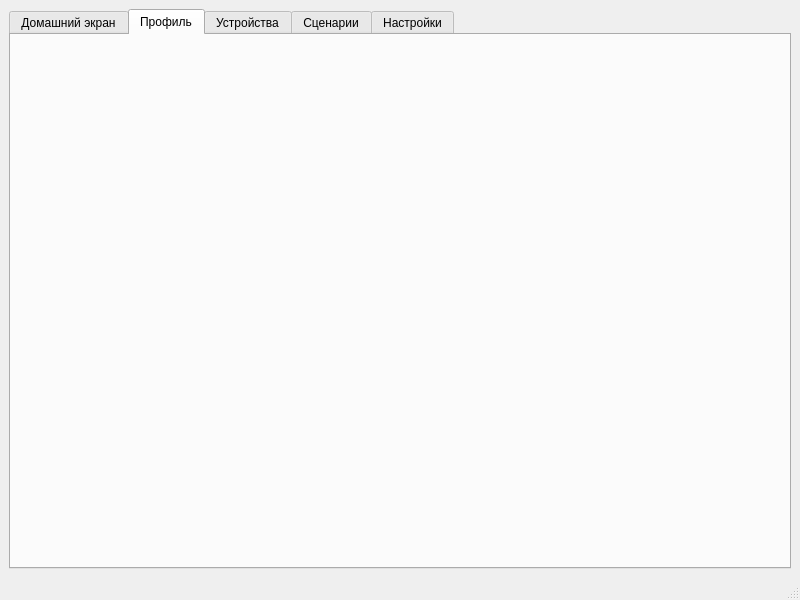
The window that mainwindow.ui (MrFireDeN/SmartHome) describes before a commit, drawn with Qt 5.
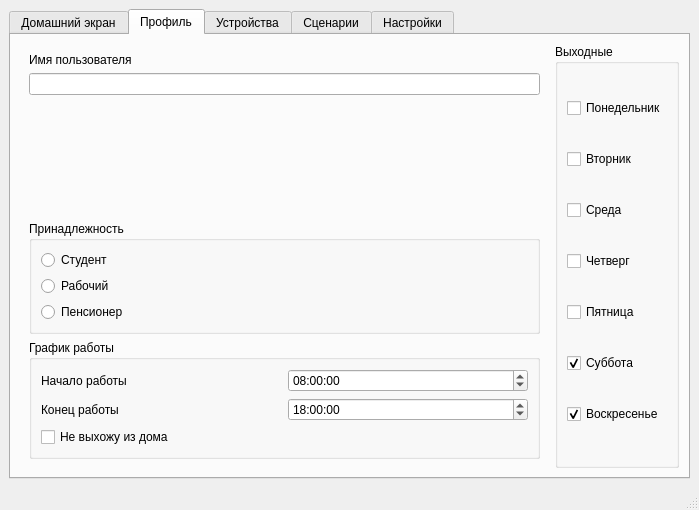
The same window after the commit. The open tabs and pages were chosen to show the change.

Commit message: feat: реализована форма профиля

Diff of the .ui file:
```diff
--- a/mainwindow.ui
+++ b/mainwindow.ui
@@ -6,15 +6,15 @@
    <rect>
     <x>0</x>
     <y>0</y>
-    <width>800</width>
-    <height>600</height>
+    <width>699</width>
+    <height>510</height>
    </rect>
   </property>
   <property name="windowTitle">
    <string>Умный дом</string>
   </property>
   <widget class="QWidget" name="centralwidget">
-   <layout class="QGridLayout" name="gridLayout">
+   <layout class="QGridLayout" name="gridLayout_3">
     <item row="0" column="0">
      <widget class="QTabWidget" name="tabWidget">
       <property name="currentIndex">
@@ -29,6 +29,186 @@
        <attribute name="title">
         <string>Профиль</string>
        </attribute>
+       <layout class="QGridLayout" name="gridLayout">
+        <item row="0" column="0">
+         <widget class="QWidget" name="widget" native="true">
+          <layout class="QVBoxLayout" name="verticalLayout_3">
+           <item>
+            <widget class="QLabel" name="labelName">
+             <property name="text">
+              <string>Имя пользователя</string>
+             </property>
+            </widget>
+           </item>
+           <item>
+            <widget class="QLineEdit" name="name"/>
+           </item>
+           <item>
+            <spacer name="verticalSpacer">
+             <property name="orientation">
+              <enum>Qt::Vertical</enum>
+             </property>
+             <property name="sizeHint" stdset="0">
+              <size>
+               <width>20</width>
+               <height>40</height>
+              </size>
+             </property>
+            </spacer>
+           </item>
+           <item>
+            <widget class="QGroupBox" name="groupBoxBelong">
+             <property name="title">
+              <string>Принадлежность</string>
+             </property>
+             <layout class="QVBoxLayout" name="verticalLayout">
+              <item>
+               <widget class="QRadioButton" name="radioButtonStudent">
+                <property name="text">
+                 <string>Студент</string>
+                </property>
+               </widget>
+              </item>
+              <item>
+               <widget class="QRadioButton" name="radioButtonWorker">
+                <property name="text">
+                 <string>Рабочий</string>
+                </property>
+               </widget>
+              </item>
+              <item>
+               <widget class="QRadioButton" name="radioButtonPensioner">
+                <property name="text">
+                 <string>Пенсионер</string>
+                </property>
+               </widget>
+              </item>
+             </layout>
+            </widget>
+           </item>
+           <item>
+            <widget class="QGroupBox" name="groupBoxWorkTime">
+             <property name="title">
+              <string>График работы</string>
+             </property>
+             <layout class="QGridLayout" name="gridLayout_2">
+              <item row="1" column="0">
+               <widget class="QLabel" name="labelStopWorking">
+                <property name="text">
+                 <string>Конец работы</string>
+                </property>
+               </widget>
+              </item>
+              <item row="0" column="0">
+               <widget class="QLabel" name="labelStartWorking">
+                <property name="text">
+                 <string>Начало работы</string>
+                </property>
+               </widget>
+              </item>
+              <item row="2" column="0" colspan="2">
+               <widget class="QCheckBox" name="checkBoxAlwaysHome">
+                <property name="text">
+                 <string>Не выхожу из дома</string>
+                </property>
+               </widget>
+              </item>
+              <item row="0" column="1">
+               <widget class="QTimeEdit" name="timeEditStartWorking">
+                <property name="time">
+                 <time>
+                  <hour>8</hour>
+                  <minute>0</minute>
+                  <second>0</second>
+                 </time>
+                </property>
+               </widget>
+              </item>
+              <item row="1" column="1">
+               <widget class="QTimeEdit" name="timeEditStopWorking">
+                <property name="time">
+                 <time>
+                  <hour>18</hour>
+                  <minute>0</minute>
+                  <second>0</second>
+                 </time>
+                </property>
+               </widget>
+              </item>
+             </layout>
+            </widget>
+           </item>
+          </layout>
+         </widget>
+        </item>
+        <item row="0" column="1">
+         <widget class="QGroupBox" name="groupBoxWeekends">
+          <property name="title">
+           <string>Выходные</string>
+          </property>
+          <layout class="QVBoxLayout" name="verticalLayout_2">
+           <item>
+            <widget class="QCheckBox" name="checkBoxMon">
+             <property name="text">
+              <string>Понедельник</string>
+             </property>
+            </widget>
+           </item>
+           <item>
+            <widget class="QCheckBox" name="checkBoxTues">
+             <property name="text">
+              <string>Вторник</string>
+             </property>
+            </widget>
+           </item>
+           <item>
+            <widget class="QCheckBox" name="checkBoxWed">
+             <property name="text">
+              <string>Среда</string>
+             </property>
+            </widget>
+           </item>
+           <item>
+            <widget class="QCheckBox" name="checkBoxThurs">
+             <property name="text">
+              <string>Четверг</string>
+             </property>
+            </widget>
+           </item>
+           <item>
+            <widget class="QCheckBox" name="checkBoxFri">
+             <property name="text">
+              <string>Пятница</string>
+             </property>
+            </widget>
+           </item>
+           <item>
+            <widget class="QCheckBox" name="checkBoxSat">
+             <property name="enabled">
+              <bool>true</bool>
+             </property>
+             <property name="text">
+              <string>Суббота</string>
+             </property>
+             <property name="checked">
+              <bool>true</bool>
+             </property>
+            </widget>
+           </item>
+           <item>
+            <widget class="QCheckBox" name="checkBoxSun">
+             <property name="text">
+              <string>Воскресенье</string>
+             </property>
+             <property name="checked">
+              <bool>true</bool>
+             </property>
+            </widget>
+           </item>
+          </layout>
+         </widget>
+        </item>
+       </layout>
       </widget>
       <widget class="QWidget" name="things">
        <attribute name="title">
```
Left out of the diff: 4 changed lines with no effect on the pictures.
